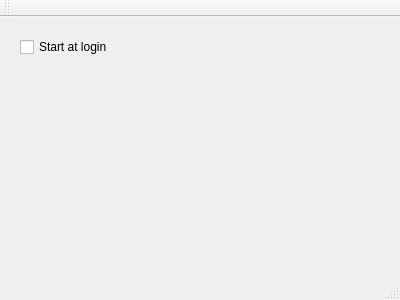
First picture: the form in src/ui/preferences.ui, repository HearthSim/LotusTracker, before the edit.
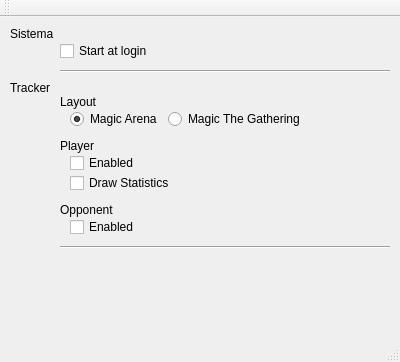
Second picture: the form after the edit.

Commit message: Tracker View - Customize card layout

Patch:
```diff
--- a/src/ui/preferences.ui
+++ b/src/ui/preferences.ui
@@ -7,25 +7,280 @@
     <x>0</x>
     <y>0</y>
     <width>400</width>
-    <height>300</height>
+    <height>362</height>
    </rect>
   </property>
   <property name="windowTitle">
    <string>Preferences</string>
   </property>
   <widget class="QWidget" name="centralWidget">
-   <widget class="QCheckBox" name="startAtLogin">
+   <widget class="QWidget" name="gridLayoutWidget">
     <property name="geometry">
      <rect>
-      <x>20</x>
-      <y>20</y>
-      <width>87</width>
-      <height>20</height>
+      <x>0</x>
+      <y>0</y>
+      <width>401</width>
+      <height>297</height>
      </rect>
     </property>
-    <property name="text">
-     <string>Start at login</string>
-    </property>
+    <layout class="QGridLayout" name="gridLayout" rowstretch="0,0,0,0,0,0,0,0,0,0,0,0,0,0,0" columnstretch="0,1">
+     <property name="leftMargin">
+      <number>10</number>
+     </property>
+     <property name="topMargin">
+      <number>10</number>
+     </property>
+     <property name="verticalSpacing">
+      <number>0</number>
+     </property>
+     <item row="9" column="1">
+      <layout class="QHBoxLayout" name="horizontalLayout_3">
+       <item>
+        <spacer name="horizontalSpacer_2">
+         <property name="orientation">
+          <enum>Qt::Horizontal</enum>
+         </property>
+         <property name="sizeType">
+          <enum>QSizePolicy::Fixed</enum>
+         </property>
+         <property name="sizeHint" stdset="0">
+          <size>
+           <width>10</width>
+           <height>20</height>
+          </size>
+         </property>
+        </spacer>
+       </item>
+       <item>
+        <widget class="QCheckBox" name="cbPTStatistics">
+         <property name="text">
+          <string>Draw Statistics</string>
+         </property>
+        </widget>
+       </item>
+      </layout>
+     </item>
+     <item row="7" column="1">
+      <widget class="QLabel" name="label_2">
+       <property name="text">
+        <string>Player</string>
+       </property>
+      </widget>
+     </item>
+     <item row="14" column="1">
+      <spacer name="verticalSpacer">
+       <property name="orientation">
+        <enum>Qt::Vertical</enum>
+       </property>
+       <property name="sizeHint" stdset="0">
+        <size>
+         <width>20</width>
+         <height>40</height>
+        </size>
+       </property>
+      </spacer>
+     </item>
+     <item row="3" column="0">
+      <widget class="QLabel" name="label_4">
+       <property name="text">
+        <string>Tracker</string>
+       </property>
+      </widget>
+     </item>
+     <item row="11" column="1">
+      <widget class="QLabel" name="label_3">
+       <property name="text">
+        <string>Opponent</string>
+       </property>
+      </widget>
+     </item>
+     <item row="13" column="1">
+      <widget class="Line" name="line_2">
+       <property name="minimumSize">
+        <size>
+         <width>0</width>
+         <height>20</height>
+        </size>
+       </property>
+       <property name="orientation">
+        <enum>Qt::Horizontal</enum>
+       </property>
+      </widget>
+     </item>
+     <item row="5" column="1">
+      <layout class="QHBoxLayout" name="horizontalLayout">
+       <item>
+        <spacer name="horizontalSpacer_4">
+         <property name="orientation">
+          <enum>Qt::Horizontal</enum>
+         </property>
+         <property name="sizeType">
+          <enum>QSizePolicy::Fixed</enum>
+         </property>
+         <property name="sizeHint" stdset="0">
+          <size>
+           <width>10</width>
+           <height>20</height>
+          </size>
+         </property>
+        </spacer>
+       </item>
+       <item>
+        <widget class="QRadioButton" name="rbMTGA">
+         <property name="text">
+          <string>Magic Arena</string>
+         </property>
+         <property name="checked">
+          <bool>true</bool>
+         </property>
+        </widget>
+       </item>
+       <item>
+        <widget class="QRadioButton" name="rbMTG">
+         <property name="text">
+          <string>Magic The Gathering</string>
+         </property>
+        </widget>
+       </item>
+       <item>
+        <spacer name="horizontalSpacer_5">
+         <property name="orientation">
+          <enum>Qt::Horizontal</enum>
+         </property>
+         <property name="sizeType">
+          <enum>QSizePolicy::Expanding</enum>
+         </property>
+         <property name="sizeHint" stdset="0">
+          <size>
+           <width>10</width>
+           <height>20</height>
+          </size>
+         </property>
+        </spacer>
+       </item>
+      </layout>
+     </item>
+     <item row="0" column="0">
+      <widget class="QLabel" name="label">
+       <property name="text">
+        <string>Sistema</string>
+       </property>
+      </widget>
+     </item>
+     <item row="1" column="1">
+      <widget class="QCheckBox" name="cbStartAtLogin">
+       <property name="text">
+        <string>Start at login</string>
+       </property>
+      </widget>
+     </item>
+     <item row="8" column="1">
+      <layout class="QHBoxLayout" name="horizontalLayout_2">
+       <item>
+        <spacer name="horizontalSpacer">
+         <property name="orientation">
+          <enum>Qt::Horizontal</enum>
+         </property>
+         <property name="sizeType">
+          <enum>QSizePolicy::Fixed</enum>
+         </property>
+         <property name="sizeHint" stdset="0">
+          <size>
+           <width>10</width>
+           <height>20</height>
+          </size>
+         </property>
+        </spacer>
+       </item>
+       <item>
+        <widget class="QCheckBox" name="cbPTEnabled">
+         <property name="text">
+          <string>Enabled</string>
+         </property>
+        </widget>
+       </item>
+      </layout>
+     </item>
+     <item row="12" column="1">
+      <layout class="QHBoxLayout" name="horizontalLayout_4">
+       <item>
+        <spacer name="horizontalSpacer_3">
+         <property name="orientation">
+          <enum>Qt::Horizontal</enum>
+         </property>
+         <property name="sizeType">
+          <enum>QSizePolicy::Fixed</enum>
+         </property>
+         <property name="sizeHint" stdset="0">
+          <size>
+           <width>10</width>
+           <height>20</height>
+          </size>
+         </property>
+        </spacer>
+       </item>
+       <item>
+        <widget class="QCheckBox" name="cbOTEnabled">
+         <property name="text">
+          <string>Enabled</string>
+         </property>
+        </widget>
+       </item>
+      </layout>
+     </item>
+     <item row="2" column="1">
+      <widget class="Line" name="line">
+       <property name="minimumSize">
+        <size>
+         <width>0</width>
+         <height>20</height>
+        </size>
+       </property>
+       <property name="orientation">
+        <enum>Qt::Horizontal</enum>
+       </property>
+      </widget>
+     </item>
+     <item row="6" column="1">
+      <spacer name="verticalSpacer_2">
+       <property name="orientation">
+        <enum>Qt::Vertical</enum>
+       </property>
+       <property name="sizeType">
+        <enum>QSizePolicy::Fixed</enum>
+       </property>
+       <property name="sizeHint" stdset="0">
+        <size>
+         <width>20</width>
+         <height>10</height>
+        </size>
+       </property>
+      </spacer>
+     </item>
+     <item row="10" column="1">
+      <spacer name="verticalSpacer_3">
+       <property name="orientation">
+        <enum>Qt::Vertical</enum>
+       </property>
+       <property name="sizeType">
+        <enum>QSizePolicy::Fixed</enum>
+       </property>
+       <property name="sizeHint" stdset="0">
+        <size>
+         <width>20</width>
+         <height>10</height>
+        </size>
+       </property>
+      </spacer>
+     </item>
+     <item row="4" column="1">
+      <widget class="QLabel" name="label_5">
+       <property name="text">
+        <string>Layout</string>
+       </property>
+      </widget>
+     </item>
+    </layout>
    </widget>
   </widget>
   <widget class="QMenuBar" name="menuBar">
```
The commit also changes 29 other files.
